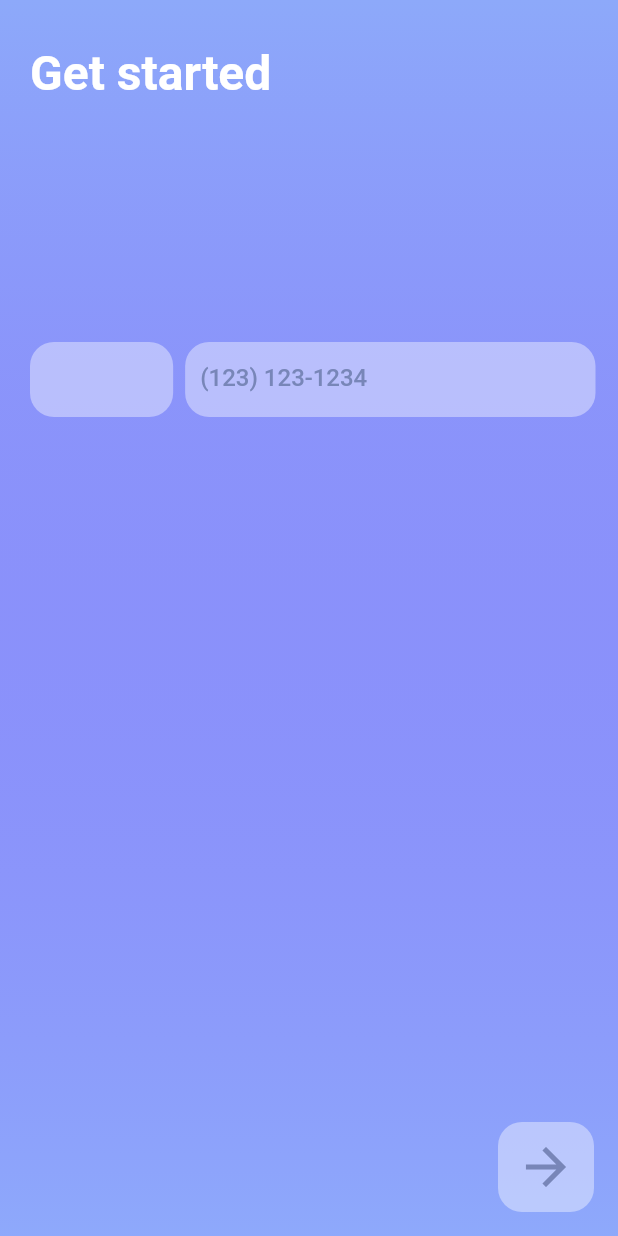
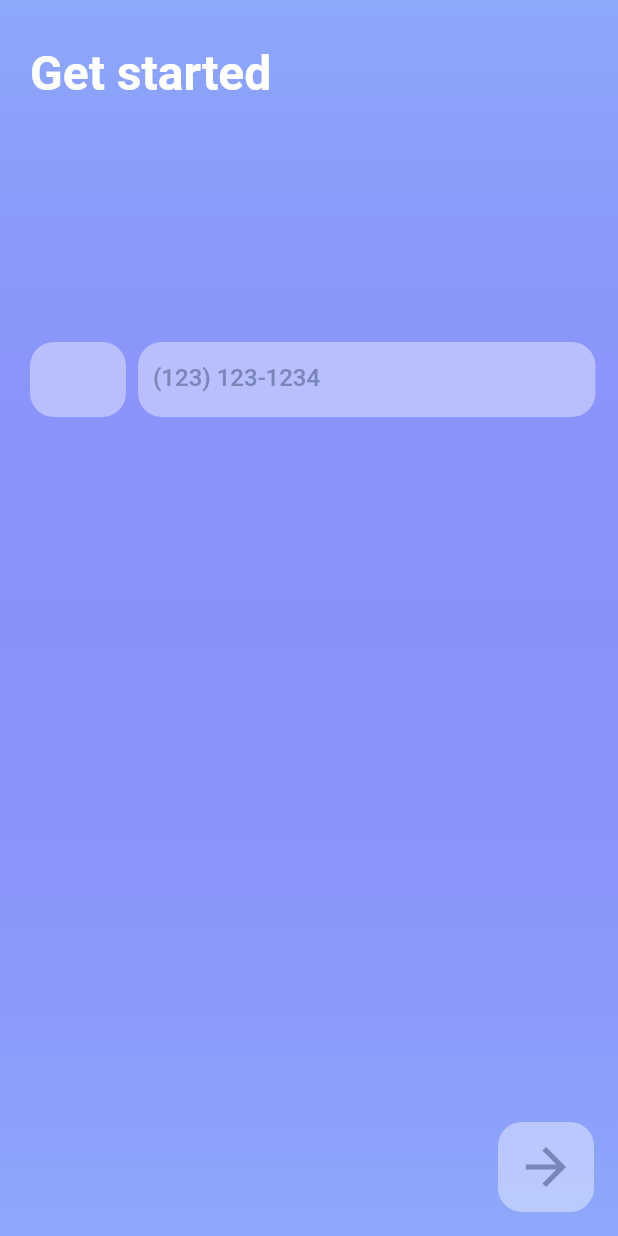
Before and after one commit to OwlDarlyn/flutter-number-input, a Flutter app: the screen it shows after launch, on a phone screen of 412 x 824 dp. Run offline on Flutter 3.47's test engine with Material 2 defaults, Android fonts, the phone set to English and light mode, and no system bars; our stand-ins replace flutter_multi_formatter, modal_bottom_sheet; network calls fail.

Commit message:
Fix country code witdth

```diff
--- a/lib/screens/get_started_screen.dart
+++ b/lib/screens/get_started_screen.dart
@@ -41,8 +41,8 @@ class _GetStartedScreenState extends State<GetStartedScreen> {
     return Scaffold(
       floatingActionButton: TextButton(
         style: ButtonStyle(
-            // splashFactory:
-            //     buttonEnable ? InkSplash.splashFactory : NoSplash.splashFactory,
+            splashFactory:
+                buttonEnable ? InkSplash.splashFactory : NoSplash.splashFactory,
             padding: MaterialStateProperty.all(const EdgeInsets.all(10)),
             elevation: MaterialStateProperty.all(0),
             backgroundColor: MaterialStateProperty.all(
@@ -82,15 +82,11 @@ class _GetStartedScreenState extends State<GetStartedScreen> {
             ),
             const SizedBox(height: 160),
             Row(children: [
-              Flexible(
-                flex: 2,
-                child: Container(
+              Row(mainAxisSize: MainAxisSize.min, children: [
+                Container(
+                    height: 50,
                     alignment: Alignment.topCenter,
-                  height: 50,
-                  width: 150,
                     margin: const EdgeInsets.only(left: 20),
-                  // padding: const EdgeInsets.only(
-                  //     left: 5, right: 5, top: 2, bottom: 2),
                     decoration: BoxDecoration(
                       color: Colors.white.withOpacity(0.4),
                       borderRadius: BorderRadius.circular(16),
@@ -98,8 +94,6 @@ class _GetStartedScreenState extends State<GetStartedScreen> {
                     child: TextButton(
                       onPressed: () => showCupertinoModalBottomSheet(
                           context: context,
-
-                          // backgroundColor: AppColors.defaultBackColor,
                           builder: (context) => const BottomModal()),
                       child: Text(
                         selectedCountry.flag +
@@ -111,9 +105,9 @@ class _GetStartedScreenState extends State<GetStartedScreen> {
                             color: AppColors.textColor2,
                             fontSize: 16,
                             fontWeight: FontWeight.normal),
+                      ),
                     )),
-                ),
-              ),
+              ]),
               const SizedBox(width: 8),
               Flexible(
                 flex: 5,
@@ -126,6 +120,10 @@ class _GetStartedScreenState extends State<GetStartedScreen> {
                     borderRadius: BorderRadius.circular(16),
                   ),
                   child: TextFormField(
+                    style: const TextStyle(
+                        color: AppColors.textColor2,
+                        fontSize: 16,
+                        fontWeight: FontWeight.w500),
                     controller: phoneNumberController,
                     keyboardType: TextInputType.number,
                     textInputAction: TextInputAction.done,
```
Lines whose indentation alone changed are shown as unchanged.
